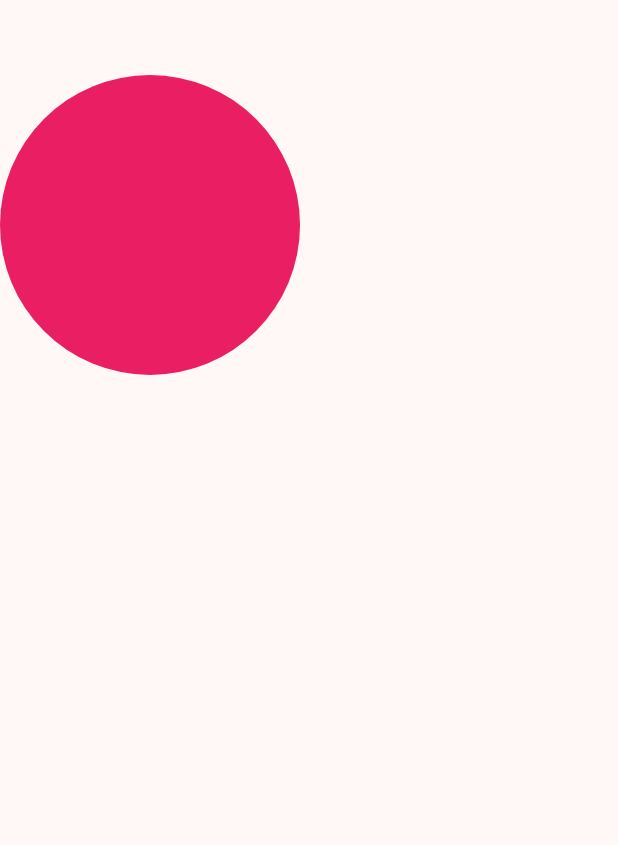
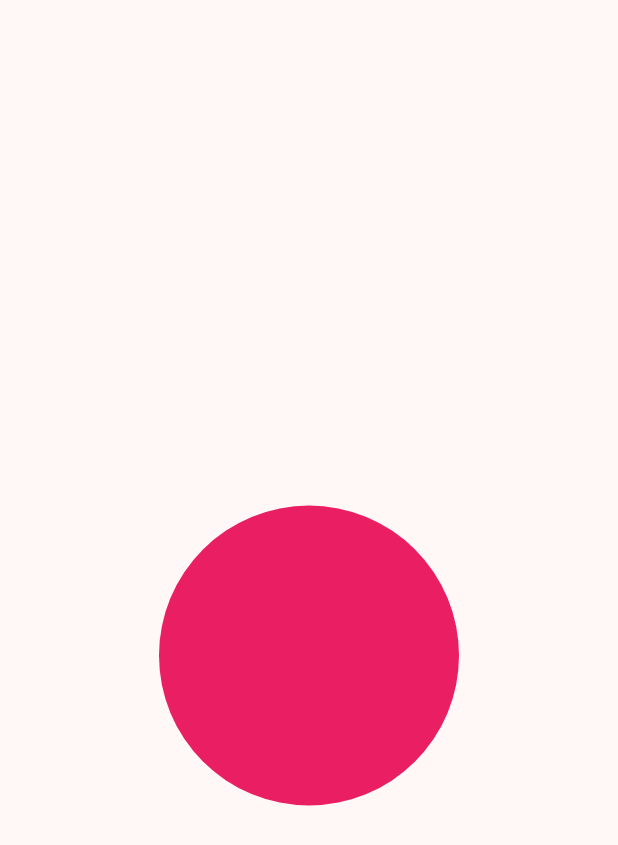
Before and after one commit to helenoktaa/KB1179-1123150205-uts, a Flutter app: the screen it shows after launch, on a phone screen of 412 x 824 dp. Shown: the top 845 px of the screen. Run offline on Flutter 3.47's test engine with Material 3 defaults, Android fonts, the light colour scheme and no system bars.

Commit message:
align circle to center

```diff
--- a/lib/screen/splash_screen_1.dart
+++ b/lib/screen/splash_screen_1.dart
@@ -6,8 +6,9 @@ class SplashScreenPage extends StatelessWidget {
   @override
   Widget build(BuildContext context) {
     return Scaffold(
-            body: SingleChildScrollView(
+      body: Center(
         child: Column(
+          mainAxisAlignment: MainAxisAlignment.center,
           children: [
             SizedBox(height: 50),
             Container(
@@ -15,7 +16,8 @@ class SplashScreenPage extends StatelessWidget {
               height: 200,
               decoration: BoxDecoration(
                 shape: BoxShape.circle,
-                      color:Colors.pink),
+                color: Colors.pink,
+              ),
             ),
           ],
         ),
```
Lines whose indentation alone changed are shown as unchanged.
